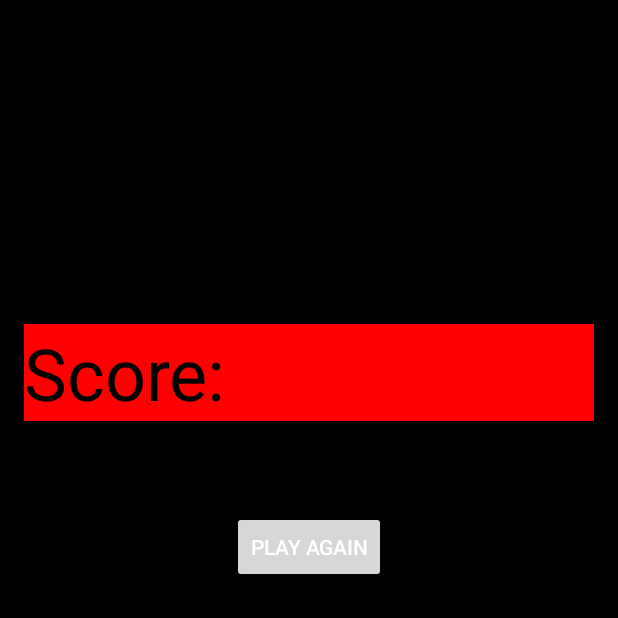
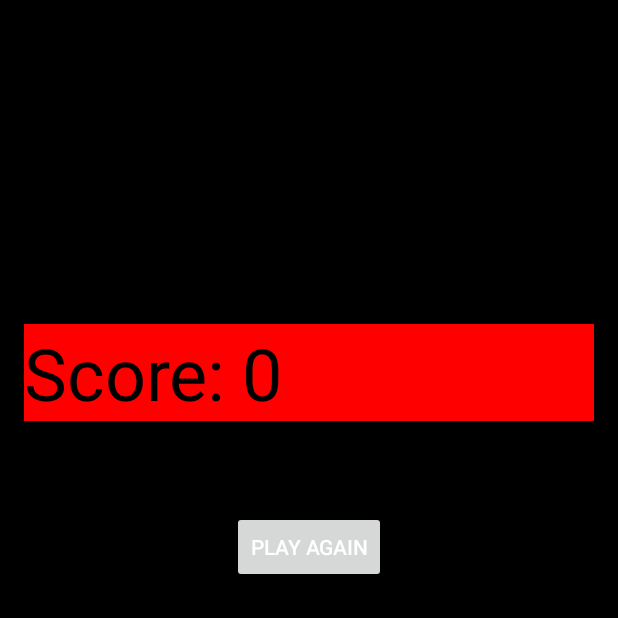
Before and after one commit to spartanhaden/Pong, an Android app: the PostGameActivity screen opened directly, with no data from a screen before it, on a phone screen of 412 x 824 dp, the top half of it. Run offline under Robolectric (Android 15) with nearby library versions, the phone set to English and light mode, and no system bars.

Commit message:
Score is displayed on post game

```diff
--- a/app/src/main/java/com/hadenw/pong/PostGameActivity.java
+++ b/app/src/main/java/com/hadenw/pong/PostGameActivity.java
@@ -6,17 +6,19 @@ import android.os.Bundle;
 import android.util.Log;
 import android.view.View;
 import android.widget.Button;
+import android.widget.TextView;
 
 
 public class PostGameActivity extends Activity implements View.OnClickListener  {
     @Override
     protected void onCreate(Bundle savedInstanceState) {
-//        TextView textView = (TextView) findViewById(R.id.shareText);
-//        textView.setText(""+GameView.pScore);
+
         super.onCreate(savedInstanceState);
         setContentView(R.layout.activity_post_game);
         final Button playAgainButton = (Button) findViewById(R.id.button_Play_Again);
         playAgainButton.setOnClickListener(this);
+        TextView textView = (TextView) findViewById(R.id.scoreText);
+        textView.setText("Score: "+Integer.toString(GameView.pScore));
     }
 
     @Override
--- a/app/src/main/res/layout/activity_post_game.xml
+++ b/app/src/main/res/layout/activity_post_game.xml
@@ -15,10 +15,9 @@
         android:layout_height="wrap_content"
         android:textColor="#000000"
         android:background="#ffff0000"
-        android:text="Score: "
         android:textSize="48sp"
         android:layout_marginTop="200dp"
-        android:id="@+id/shareText"/>
+        android:id="@+id/scoreText"/>
     <Button
         android:layout_width="wrap_content"
         android:layout_height="wrap_content"
```
